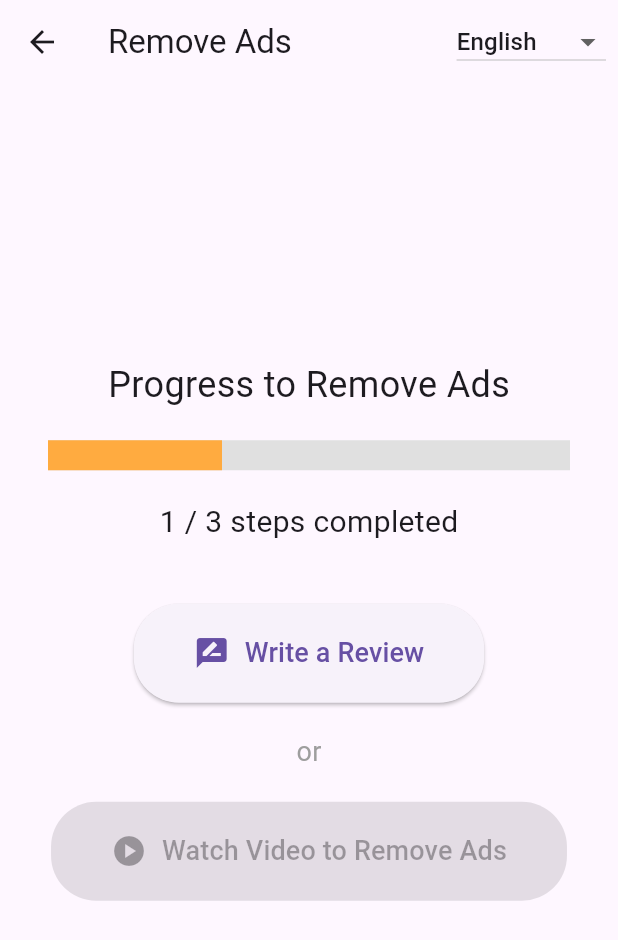
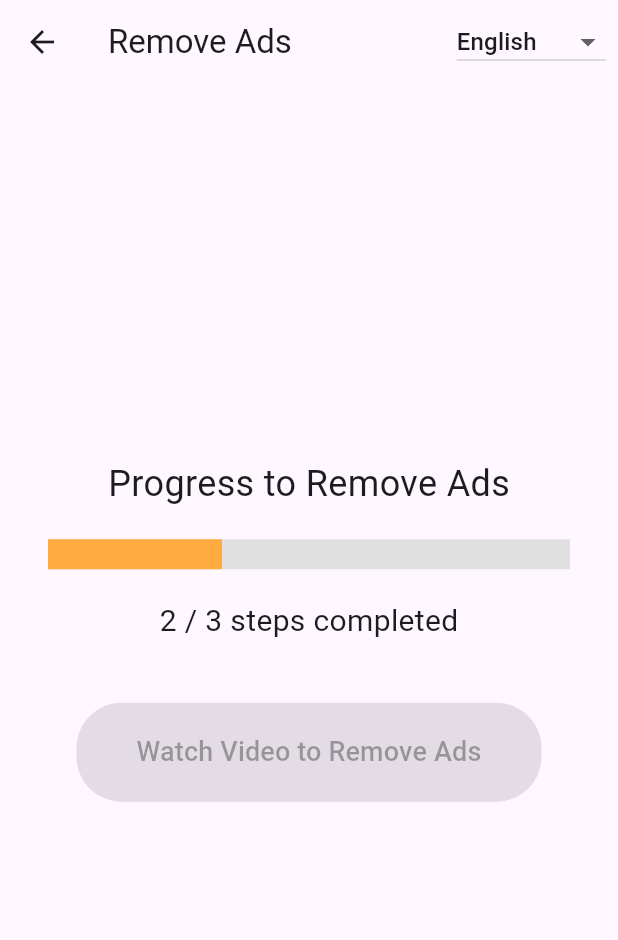
Before and after one commit to rai03k/tic-tac-toe-app, a Flutter app: the AdRemovalScreen screen opened directly, after a tap on "Write a Review", on a phone screen of 412 x 824 dp. Shown: the top 940 px of the screen. Run offline on Flutter 3.47's test engine with Material 3 defaults, Android fonts, the light colour scheme and no system bars; our stand-ins replace audioplayers, google_mobile_ads, shared_preferences; accounts and stored records are empty; network calls fail.

Commit message:
update:iosのレビューバグの修正と動画再生のバグ修正

```diff
--- a/lib/admob/ad_removal.dart
+++ b/lib/admob/ad_removal.dart
@@ -369,6 +369,13 @@ class _AdRemovalScreenState extends State<AdRemovalScreen>
           _animation = Tween<double>(begin: 0, end: _progress.toDouble() / 3).animate(_controller);
           _controller.forward();  // アニメーションを再開
         });
+        // 動画視聴後、画面をリロードして進捗を反映
+        Future.delayed(const Duration(seconds: 1), () {
+          Navigator.pushReplacement(
+            context,
+            MaterialPageRoute(builder: (BuildContext context) => const AdRemovalScreen()),
+          );
+        });
         // 動画視聴後、古い広告を破棄し、新しい広告をロードする
         _rewardedAd!.dispose();  // 古い広告を破棄
         _loadRewardedAd();  // 新しい広告をロード
@@ -384,7 +391,7 @@ class _AdRemovalScreenState extends State<AdRemovalScreen>
     if (Platform.isAndroid) {
       reviewUrl = 'https://play.google.com/store/search?q=jin.mizoi';
     } else if (Platform.isIOS) {
-      reviewUrl = 'https://apps.apple.com/jp/search?term=jin.mizoi';
+      reviewUrl = 'https://apps.apple.com/jp/app/tictactoe/id6723864513';
     } else {
       // 対応していないプラットフォームの場合
       reviewUrl = 'https://example.com/review';  // デフォルトのリンク
@@ -392,20 +399,15 @@ class _AdRemovalScreenState extends State<AdRemovalScreen>
 
     final Uri url = Uri.parse(reviewUrl);
 
+    setState(() {
+      _hasReviewed = true;  // レビュー完了フラグを立てる
+      _progress = 2;  // 進捗を2に進める
+      _saveProgress();  // 進捗を保存
+    });
+
+    // URLに遷移させる
     if (await canLaunchUrl(url)) {
       await launchUrl(url);  // リンクを起動
-      setState(() {
-        _hasReviewed = true;  // レビュー完了
-        if (_progress < 3) _progress++;  // 進捗を1点進める
-        _saveProgress();  // 進捗を保存
-      });
-
-      // レビュー完了後、画面をリロードしてボタン表示を更新
-      await Future.delayed(const Duration(seconds: 1));  // 少し待機してからリロード
-      Navigator.pushReplacement(
-        context,
-        MaterialPageRoute(builder: (BuildContext context) => const AdRemovalScreen()),
-      );
     } else {
       // リンクが開けなかった場合のエラーハンドリング
       print('Could not launch $reviewUrl');
--- a/pubspec.yaml
+++ b/pubspec.yaml
@@ -1,7 +1,7 @@
 name: tic_tac_toe_app
 description: 三目並べアプリ
 publish_to: 'none'
-version: 1.0.0+1
+version: 1.0.1+1
 
 environment:
   sdk: '>=3.1.5 <4.0.0'
```
Also changed, not shown: 2 other files.
